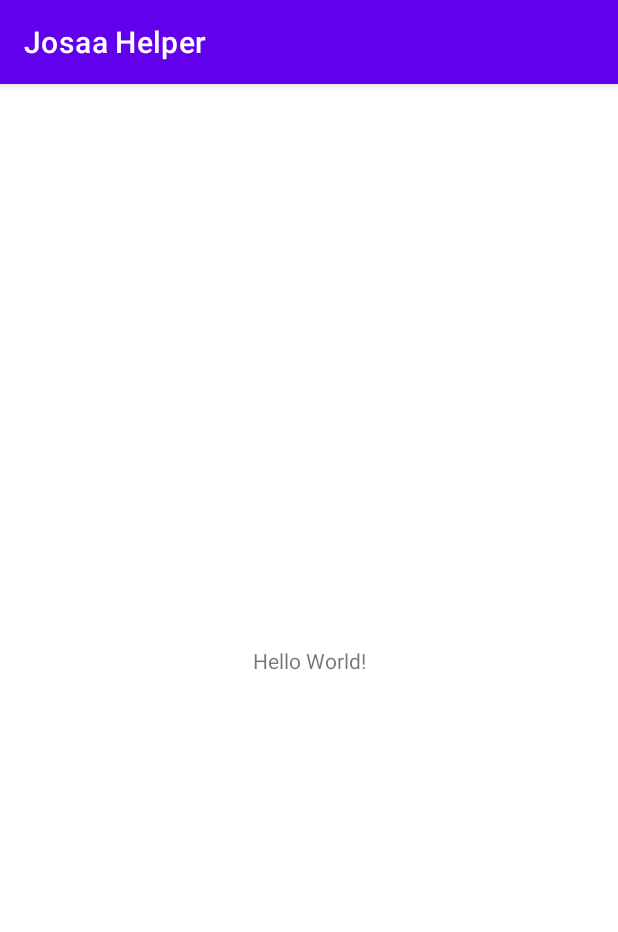
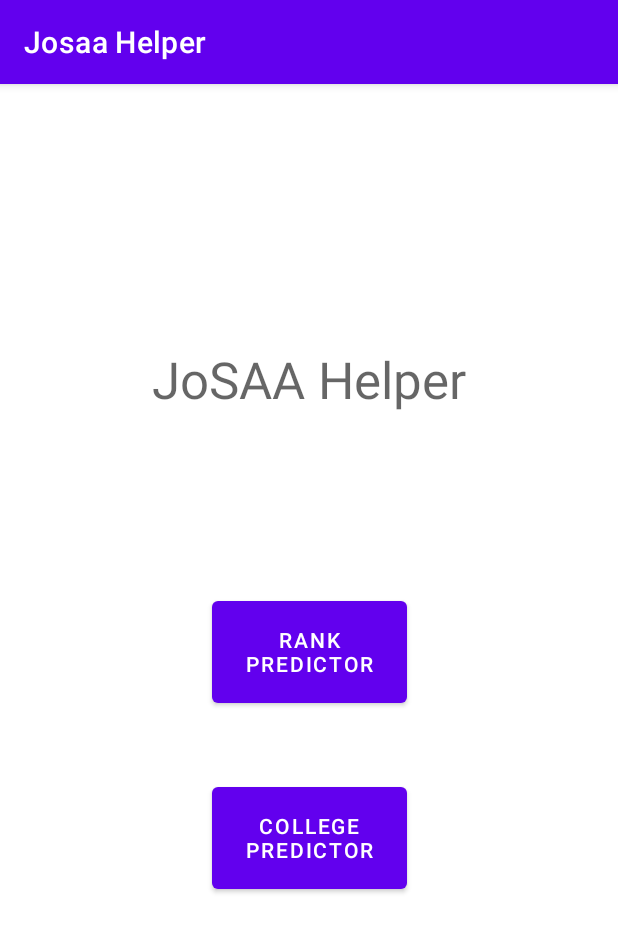
Before and after one commit to rameez03/josaa-helper, an Android app: the screen it shows after launch (MainActivity), on a phone screen of 412 x 824 dp. Shown: the top 932 px of the screen. Run offline under Robolectric (Android 15) with nearby library versions, the phone set to English and light mode, and no system bars.

Commit message:
Created Main Activity, Wired 2 Input Activities to it

```diff
--- a/app/build.gradle
+++ b/app/build.gradle
@@ -25,6 +25,9 @@ android {
         sourceCompatibility JavaVersion.VERSION_1_8
         targetCompatibility JavaVersion.VERSION_1_8
     }
+    buildFeatures {
+        viewBinding true
+    }
 }
 
 dependencies {
@@ -32,6 +35,8 @@ dependencies {
     implementation 'androidx.appcompat:appcompat:1.4.1'
     implementation 'com.google.android.material:material:1.5.0'
     implementation 'androidx.constraintlayout:constraintlayout:2.1.3'
+    implementation 'androidx.navigation:navigation-fragment:2.4.1'
+    implementation 'androidx.navigation:navigation-ui:2.4.1'
     testImplementation 'junit:junit:4.13.2'
     androidTestImplementation 'androidx.test.ext:junit:1.1.3'
     androidTestImplementation 'androidx.test.espresso:espresso-core:3.4.0'
--- a/app/src/main/java/com/mc/josaahelper/MainActivity.java
+++ b/app/src/main/java/com/mc/josaahelper/MainActivity.java
@@ -2,13 +2,37 @@ package com.mc.josaahelper;
 
 import androidx.appcompat.app.AppCompatActivity;
 
+import android.content.Intent;
 import android.os.Bundle;
+import android.view.View;
+import android.widget.Button;
 
 public class MainActivity extends AppCompatActivity {
+    private Button mRankButton, mCollegeButton;
 
     @Override
     protected void onCreate(Bundle savedInstanceState) {
         super.onCreate(savedInstanceState);
         setContentView(R.layout.activity_main);
+
+        mRankButton = findViewById(R.id.button);
+        mCollegeButton = findViewById(R.id.button2);
+
+        mRankButton.setOnClickListener(new View.OnClickListener() {
+            @Override
+            public void onClick(View v) {
+                Intent i = new Intent(MainActivity.this, RankInputsActivity.class);
+                //i.putExtra("username", mUsername);
+                startActivity(i);
+            }
+        });
+
+        mCollegeButton.setOnClickListener(new View.OnClickListener() {
+            @Override
+            public void onClick(View v) {
+                Intent i = new Intent(MainActivity.this, CollegeInputsActivity.class);
+                startActivity(i);
+            }
+        });
     }
 }
--- a/app/src/main/res/layout/activity_main.xml
+++ b/app/src/main/res/layout/activity_main.xml
@@ -7,12 +7,38 @@
     tools:context=".MainActivity">
 
     <TextView
+        android:id="@+id/textView"
         android:layout_width="wrap_content"
         android:layout_height="wrap_content"
-        android:text="Hello World!"
-        app:layout_constraintBottom_toBottomOf="parent"
-        app:layout_constraintLeft_toLeftOf="parent"
-        app:layout_constraintRight_toRightOf="parent"
+        android:layout_marginTop="170dp"
+        android:layout_marginBottom="115dp"
+        android:text="JoSAA Helper"
+        android:textAppearance="@style/TextAppearance.AppCompat.Display1"
+        app:layout_constraintBottom_toTopOf="@+id/button"
+        app:layout_constraintEnd_toEndOf="parent"
+        app:layout_constraintStart_toStartOf="parent"
         app:layout_constraintTop_toTopOf="parent" />
 
+    <Button
+        android:id="@+id/button"
+        android:layout_width="130dp"
+        android:layout_height="80dp"
+        android:layout_marginBottom="40dp"
+        android:text="Rank Predictor"
+        app:layout_constraintBottom_toTopOf="@+id/button2"
+        app:layout_constraintEnd_toEndOf="parent"
+        app:layout_constraintStart_toStartOf="parent"
+        app:layout_constraintTop_toBottomOf="@+id/textView" />
+
+    <Button
+        android:id="@+id/button2"
+        android:layout_width="130dp"
+        android:layout_height="80dp"
+        android:layout_marginBottom="221dp"
+        android:text="College Predictor"
+        app:layout_constraintBottom_toBottomOf="parent"
+        app:layout_constraintEnd_toEndOf="parent"
+        app:layout_constraintStart_toStartOf="parent"
+        app:layout_constraintTop_toBottomOf="@+id/button" />
+
 </androidx.constraintlayout.widget.ConstraintLayout>
--- /dev/null
+++ b/app/src/main/res/values-land/dimens.xml
@@ -0,0 +1,3 @@
+<resources>
+        <dimen name="fab_margin">48dp</dimen>
+    </resources>
--- /dev/null
+++ b/app/src/main/res/values-w1240dp/dimens.xml
@@ -0,0 +1,3 @@
+<resources>
+        <dimen name="fab_margin">200dp</dimen>
+    </resources>
--- /dev/null
+++ b/app/src/main/res/values-w600dp/dimens.xml
@@ -0,0 +1,3 @@
+<resources>
+        <dimen name="fab_margin">48dp</dimen>
+    </resources>
--- /dev/null
+++ b/app/src/main/res/values/dimens.xml
@@ -0,0 +1,3 @@
+<resources>
+        <dimen name="fab_margin">16dp</dimen>
+    </resources>
--- a/app/src/main/res/values/themes.xml
+++ b/app/src/main/res/values/themes.xml
@@ -13,4 +13,10 @@
         <item name="android:statusBarColor" tools:targetApi="l">?attr/colorPrimaryVariant</item>
         <!-- Customize your theme here. -->
     </style>
+    <style name="Theme.JosaaHelper.NoActionBar">
+        <item name="windowActionBar">false</item>
+        <item name="windowNoTitle">true</item>
+    </style>
+    <style name="Theme.JosaaHelper.AppBarOverlay" parent="ThemeOverlay.AppCompat.Dark.ActionBar" />
+    <style name="Theme.JosaaHelper.PopupOverlay" parent="ThemeOverlay.AppCompat.Light" />
 </resources>
```
Also changed, not shown: app/src/main/AndroidManifest.xml (+12 -0 lines), app/src/main/java/com/mc/josaahelper/CollegeInputsActivity.java (added, +14 -0 lines), app/src/main/java/com/mc/josaahelper/CollegeOutputsActivity.java (added, +14 -0 lines), app/src/main/java/com/mc/josaahelper/RankInputsActivity.java (added, +14 -0 lines), app/src/main/java/com/mc/josaahelper/RankOutputsActivity.java (added, +14 -0 lines), app/src/main/res/layout/activity_college_inputs.xml (added, +35 -0 lines), app/src/main/res/layout/activity_college_outputs.xml (added, +9 -0 lines), app/src/main/res/layout/activity_rank_inputs.xml (added, +19 -0 lines), app/src/main/res/layout/activity_rank_outputs.xml (added, +9 -0 lines), app/src/main/res/navigation/nav_graph.xml (added, +28 -0 lines), app/src/main/res/values/strings.xml (+9 -0 lines).
